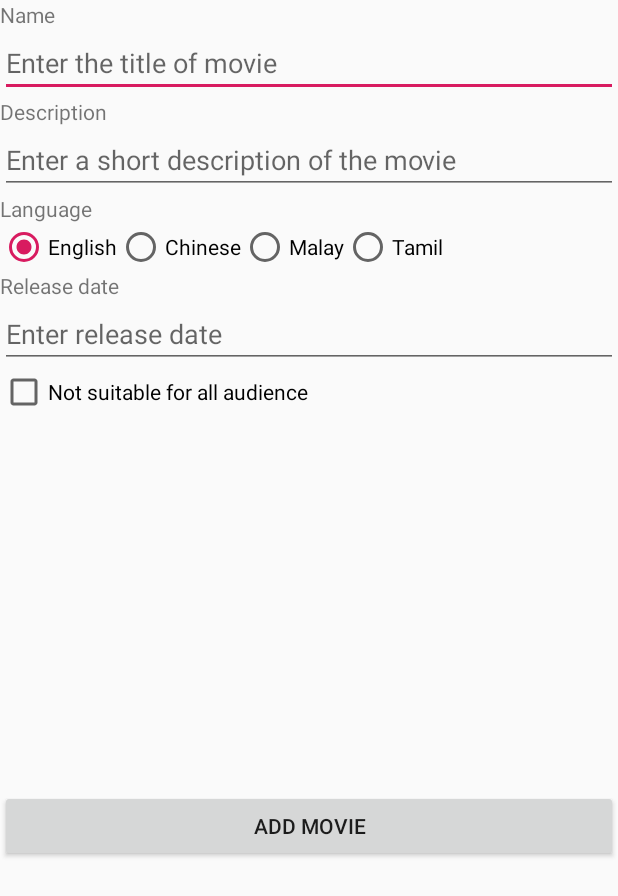
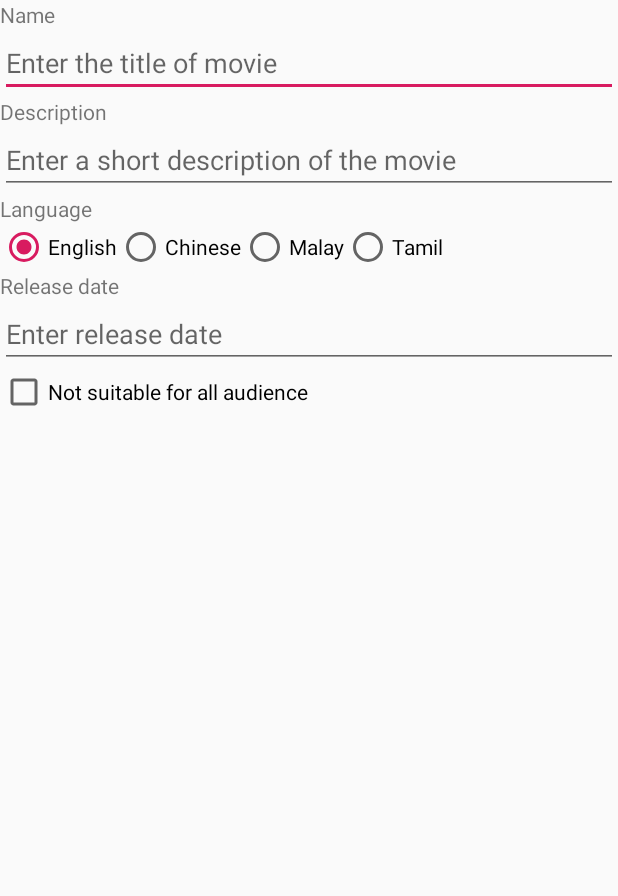
Before and after one commit to Zanaqi/MovieRater, an Android app: the layout activity_edit_movie.xml on its own in the app's theme, with its tools: preview values and no code run, on a phone screen of 412 x 824 dp. Shown: the top 896 px of the screen. Run offline under Robolectric (Android 15) with nearby library versions, the phone set to English and light mode, and no system bars.

Commit message:
intermediate done

```diff
--- a/app/src/main/AndroidManifest.xml
+++ b/app/src/main/AndroidManifest.xml
@@ -18,7 +18,8 @@
         </activity>
         <activity android:name=".AddMovie">
         </activity>
-        <activity android:name=".EditMovie">
+        <activity android:name=".EditMovie"
+                  android:parentActivityName=".LandingPage">
         </activity>
         <activity android:name=".ViewMovieDetails"
                   android:parentActivityName=".LandingPage">
--- a/app/src/main/java/com/example/mirza/movieraterbasic/MovieEntity.kt
+++ b/app/src/main/java/com/example/mirza/movieraterbasic/MovieEntity.kt
@@ -6,7 +6,7 @@ class MovieEntity {
     var overview: String
     var language: String
     var releaseDate: String
-    var suitable: Boolean
+    var suitable: String
     var violence: Boolean
     var languageUsed: Boolean
 
@@ -15,7 +15,7 @@ class MovieEntity {
         overview = "OverView"
         language = "English"
         releaseDate = "03-10-2018"
-        suitable = true
+        suitable = "Yes"
         violence = true
         languageUsed = false
     }
--- a/app/src/main/res/layout/activity_edit_movie.xml
+++ b/app/src/main/res/layout/activity_edit_movie.xml
@@ -107,17 +107,4 @@
 
     </LinearLayout>
 
-    <RelativeLayout
-            android:layout_width="match_parent"
-            android:layout_height="match_parent"
-            android:gravity="center">
-
-        <Button
-                android:layout_width="match_parent"
-                android:layout_height="wrap_content"
-                android:text="@string/add_btn"
-                android:onClick="btnValidate"/>
-
-    </RelativeLayout>
-
 </LinearLayout>
```
Also changed, not shown: app/src/main/java/com/example/mirza/movieraterbasic/AddMovie.kt (+36 -1 lines), app/src/main/java/com/example/mirza/movieraterbasic/EditMovie.kt (+87 -1 lines).
